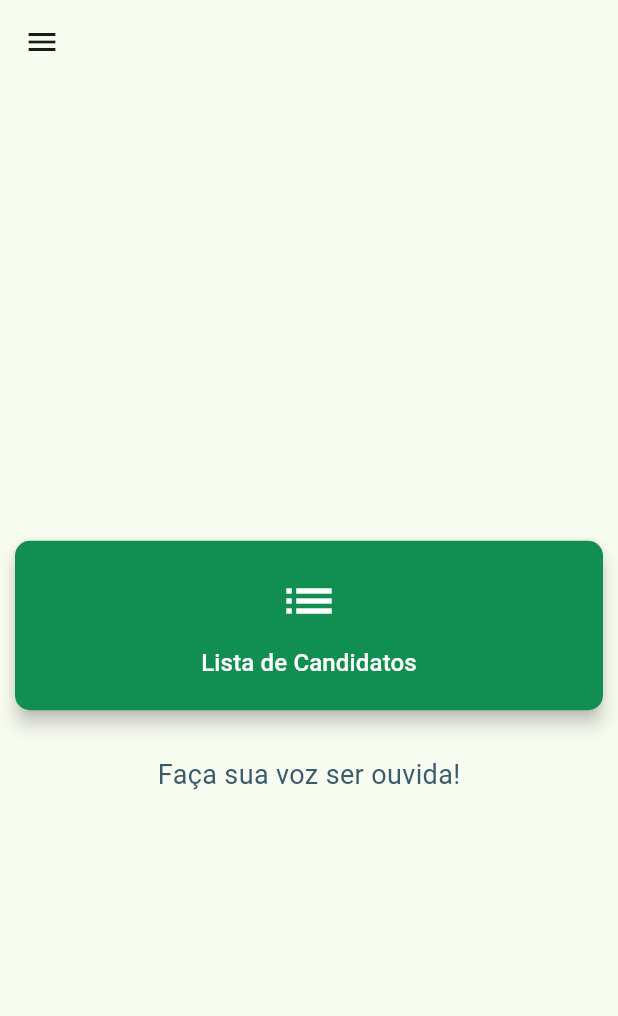
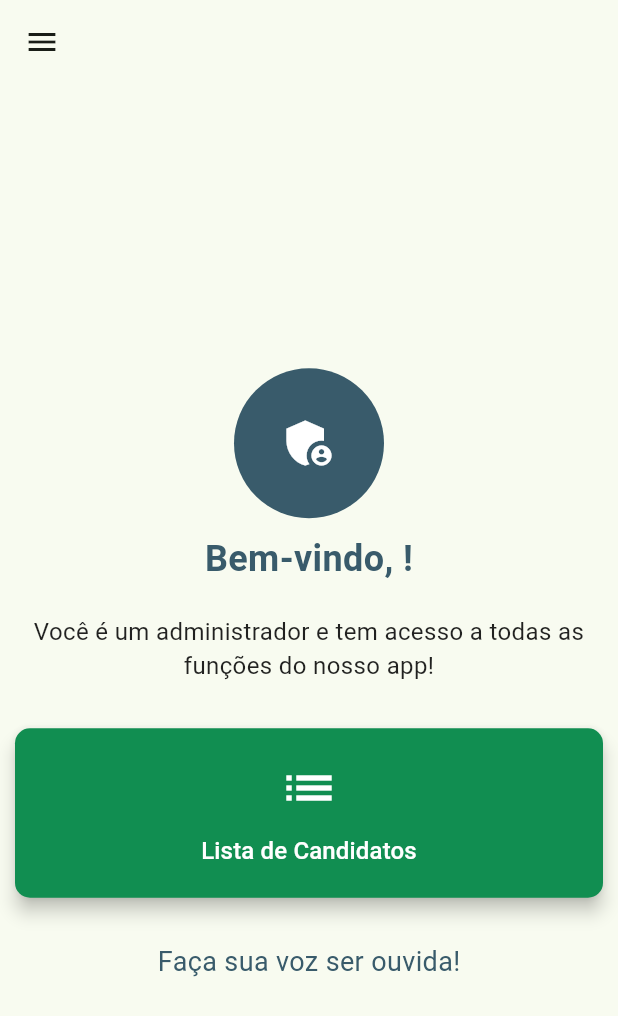
Before and after one commit to pedrovictormotasilva/votacaoapli, a Flutter app: the PaginaPrincipal screen opened directly with empty values, on a phone screen of 412 x 824 dp. Shown: the top 1016 px of the screen. Run offline on Flutter 3.47's test engine with Material 3 defaults, Android fonts, the light colour scheme and no system bars; network calls fail.

Commit message:
app beta 2.0

```diff
--- a/lib/pages/pesquisador/home_screen.dart
+++ b/lib/pages/pesquisador/home_screen.dart
@@ -12,6 +12,7 @@ class PaginaPrincipal extends StatelessWidget {
   final int roleID;
   final String cidade;
   final String estado;
+  final String nomeUsuario;
 
   PaginaPrincipal({
     required this.emailUsuario,
@@ -19,6 +20,7 @@ class PaginaPrincipal extends StatelessWidget {
     required this.roleID,
     required this.cidade,
     required this.estado,
+    required this.nomeUsuario,
   });
 
   void clearToken(BuildContext context) {
@@ -29,9 +31,13 @@ class PaginaPrincipal extends StatelessWidget {
     );
   }
 
-  Widget buildSquareButton(BuildContext context, String buttonText,
-      IconData icon, VoidCallback onPressed,
-      {double width = double.infinity}) {
+  Widget buildSquareButton(
+    BuildContext context,
+    String buttonText,
+    IconData icon,
+    VoidCallback onPressed, {
+    double width = double.infinity,
+  }) {
     return Expanded(
       child: Container(
         margin: EdgeInsets.all(10),
@@ -79,7 +85,7 @@ class PaginaPrincipal extends StatelessWidget {
           padding: EdgeInsets.zero,
           children: [
             UserAccountsDrawerHeader(
-              accountName: Text(''),
+              accountName: Text(nomeUsuario),
               accountEmail: Text(emailUsuario),
               currentAccountPicture: CircleAvatar(
                 backgroundColor: Colors.white,
@@ -107,6 +113,41 @@ class PaginaPrincipal extends StatelessWidget {
         child: SingleChildScrollView(
           child: Column(
             children: [
+              SizedBox(height: 20),
+              CircleAvatar(
+                radius: 50,
+                backgroundColor: Color(0xFF395B6B),
+                child: Icon(
+                  roleID == 1 ? Icons.assignment : Icons.admin_panel_settings,
+                  size: 40,
+                  color: Colors.white,
+                ),
+              ),
+              SizedBox(height: 10),
+              Text(
+                "Bem-vindo, $nomeUsuario!",
+                style: TextStyle(
+                  fontSize: 24,
+                  fontWeight: FontWeight.bold,
+                  color: Color(0xFF395B6B),
+                ),
+                textAlign: TextAlign.center,
+              ),
+              SizedBox(height: 20),
+              Container(
+                margin: EdgeInsets.symmetric(horizontal: 20),
+                child: Text(
+                  roleID == 1
+                      ? "Você é um pesquisador cadastrado no município de $cidade."
+                      : "Você é um administrador e tem acesso a todas as funções do nosso app!",
+                  style: TextStyle(
+                    fontSize: 16,
+                    color: Colors.black87,
+                  ),
+                  textAlign: TextAlign.center,
+                ),
+              ),
+              SizedBox(height: 20),
               Row(
                 children: [
                   if (roleID == 2)
--- a/lib/pages/pesquisador/login_screen.dart
+++ b/lib/pages/pesquisador/login_screen.dart
@@ -48,6 +48,7 @@ class _LoginScreenState extends State<LoginScreen> {
           body: json.encode({
             'email': email,
             'senha': password,
+
           }),
         );
 
@@ -58,6 +59,8 @@ class _LoginScreenState extends State<LoginScreen> {
             final roleID = responseData['role'];
             final cidade = responseData['cidade'];
             final estado = responseData['estado'];
+            final nome = responseData['name'] ?? '';
+
 
             Navigator.of(context).pushReplacement(
               MaterialPageRoute(
@@ -67,6 +70,9 @@ class _LoginScreenState extends State<LoginScreen> {
                   roleID: roleID,
                   cidade: cidade,
                   estado: estado,
+                  nomeUsuario: nome,
+
+
                 ),
               ),
             );
```
Also changed, not shown: lib/pages/adm/dashboard_screen.dart (+35 -3 lines), lib/pages/adm/results_screen.dart (+33 -6 lines), 7 other files.
